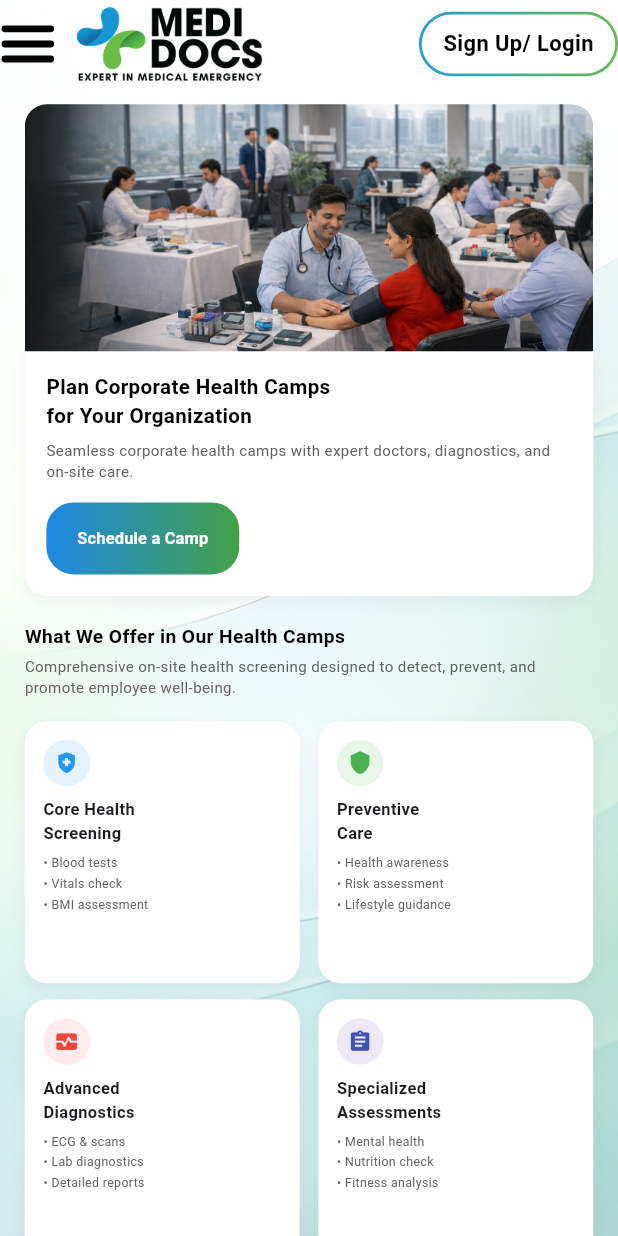
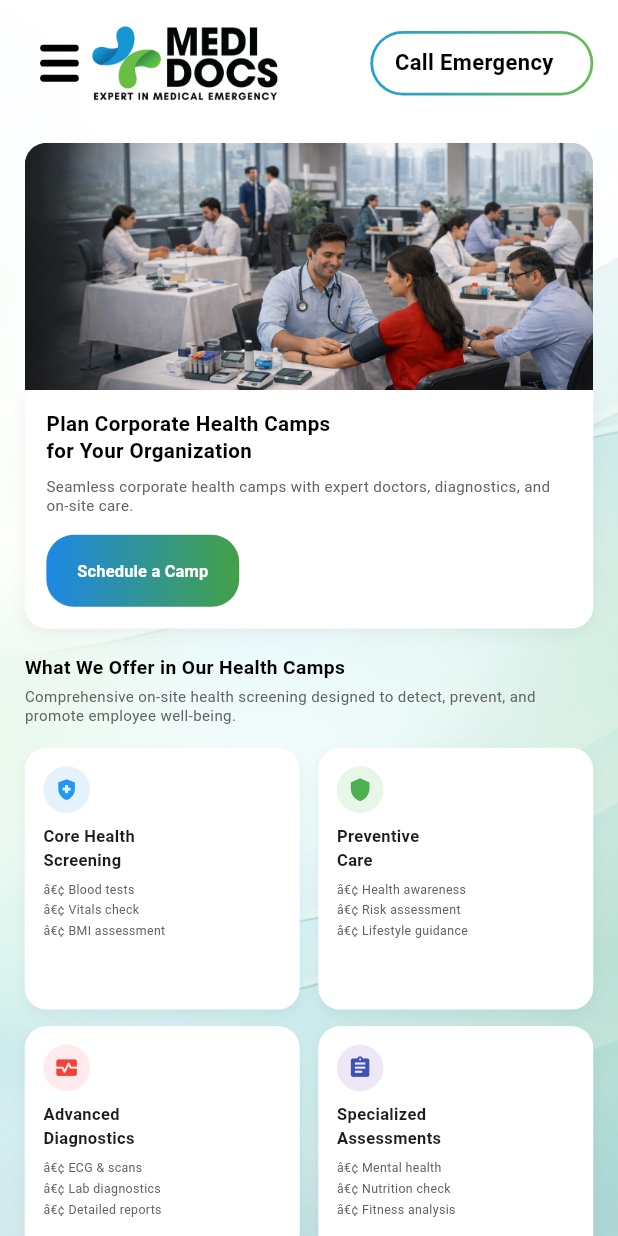
Before and after one commit to Saiyam506/Test_App, a Flutter app: the screen it shows after launch, after a tap on an icon or button, on a phone screen of 412 x 824 dp. Run offline on Flutter 3.47's test engine with Material 3 defaults, Android fonts, the phone set to English and light mode, and no system bars; our stand-ins replace flutter_screenutil, get.

Commit message:
some changes

```diff
--- a/lib/landing_pages/about_us/mob_widgets.dart
+++ b/lib/landing_pages/about_us/mob_widgets.dart
@@ -1,5 +1,6 @@
 import 'package:flutter/material.dart';
 import 'package:flutter_screenutil/flutter_screenutil.dart';
+import 'package:test_app/landing_pages/mob_header.dart';
 
 class InfoCard extends StatelessWidget {
   final IconData icon;
@@ -55,7 +56,7 @@ class InfoCard extends StatelessWidget {
             description,
             style: TextStyle(
               fontSize: 10.5.sp,
-              height: 1.5,
+              height: 1.5.h,
               color: const Color(0xFF475569),
             ),
           ),
@@ -96,3 +97,18 @@ class CityCard extends StatelessWidget {
     );
   }
 }
+
+class PaddedHeader extends StatelessWidget {
+  const PaddedHeader({super.key});
+
+  @override
+  Widget build(BuildContext context) {
+    return Padding(
+      padding: EdgeInsets.symmetric(
+        horizontal: 16.w,
+        vertical: 14.h,
+      ),
+      child: const MobileHeader(),
+    );
+  }
+}
--- a/lib/landing_pages/about_us/page.dart
+++ b/lib/landing_pages/about_us/page.dart
@@ -35,7 +35,7 @@ class DesktopAboutUs extends StatelessWidget {
       body: SingleChildScrollView(
         child: Column(
           children: [
-            // 🔹 WRAP ONLY THIS SECTION
+            // ðŸ”¹ WRAP ONLY THIS SECTION
             Padding(
               padding: EdgeInsets.symmetric(horizontal: 30.w),
               child: Column(
@@ -84,7 +84,7 @@ class DesktopAboutUs extends StatelessWidget {
                               ),
                               SizedBox(height: 10.h),
                               Text(
-                                "At MediDocs, we’re committed to transforming healthcare by connecting patients with trusted providers through seamless digital solutions. Founded with the mission to make healthcare accessible and efficient, we leverage technology to ensure patients receive the care they need anytime, anywhere.",
+                                "At MediDocs, weâ€™re committed to transforming healthcare by connecting patients with trusted providers through seamless digital solutions. Founded with the mission to make healthcare accessible and efficient, we leverage technology to ensure patients receive the care they need anytime, anywhere.",
                                 style: TextStyle(
                                   fontSize: 20.sp,
                                   height: 1.6.h,
--- a/lib/landing_pages/camp/mob_widgets.dart
+++ b/lib/landing_pages/camp/mob_widgets.dart
@@ -1,10 +1,11 @@
 import 'package:flutter/material.dart';
 import 'package:flutter_screenutil/flutter_screenutil.dart';
+import 'package:test_app/landing_pages/mob_header.dart';
 
 class ServiceCard extends StatelessWidget {
   final IconData icon;
   final String title;
-  final List<String> points; // ✅ ADD THIS
+  final List<String> points; // âœ… ADD THIS
   final Color color;
   final Color iconColor;
 
@@ -12,7 +13,7 @@ class ServiceCard extends StatelessWidget {
     super.key,
     required this.icon,
     required this.title,
-    required this.points, // ✅ REQUIRED
+    required this.points, // âœ… REQUIRED
     required this.color,
     required this.iconColor,
   });
@@ -27,7 +28,7 @@ class ServiceCard extends StatelessWidget {
         boxShadow: [
           BoxShadow(
             color: Colors.black.withValues(alpha: 0.05),
-            blurRadius: 8,
+            blurRadius: 8.r,
             offset: const Offset(0, 4),
           ),
         ],
@@ -58,12 +59,12 @@ class ServiceCard extends StatelessWidget {
 
           SizedBox(height: 6.h),
 
-          // 🔹 Points (THIS WAS MISSING)
+          // ðŸ”¹ Points (THIS WAS MISSING)
           ...points.map(
             (point) => Padding(
               padding: EdgeInsets.only(bottom: 2.h),
               child: Text(
-                "• $point",
+                "â€¢ $point",
                 style: TextStyle(
                   fontSize: 9.sp,
                   color: Colors.grey[700],
@@ -108,7 +109,7 @@ class CityInfoCard extends StatelessWidget {
       child: Row(
         crossAxisAlignment: CrossAxisAlignment.start,
         children: [
-          // 🔹 Image
+          // ðŸ”¹ Image
           Image.asset(
             image,
             width: 60.w,
@@ -118,7 +119,7 @@ class CityInfoCard extends StatelessWidget {
 
           SizedBox(width: 12.w),
 
-          // 🔹 Text Content
+          // ðŸ”¹ Text Content
           Expanded(
             child: Column(
               crossAxisAlignment: CrossAxisAlignment.start,
@@ -138,7 +139,7 @@ class CityInfoCard extends StatelessWidget {
                   description,
                   style: TextStyle(
                     fontSize: 11.sp,
-                    height: 1.4,
+                    height: 1.4.h,
                     color: Colors.grey[700],
                   ),
                 ),
@@ -150,3 +151,18 @@ class CityInfoCard extends StatelessWidget {
     );
   }
 }
+
+class PaddedHeader extends StatelessWidget {
+  const PaddedHeader({super.key});
+
+  @override
+  Widget build(BuildContext context) {
+    return Padding(
+      padding: EdgeInsets.symmetric(
+        horizontal: 16.w,
+        vertical: 14.h,
+      ),
+      child: const MobileHeader(),
+    );
+  }
+}
--- a/lib/landing_pages/camp/mobile.dart
+++ b/lib/landing_pages/camp/mobile.dart
@@ -2,8 +2,6 @@ import 'package:flutter/material.dart';
 import 'package:flutter_screenutil/flutter_screenutil.dart';
 import 'package:test_app/landing_pages/camp/mob_widgets.dart';
 import 'package:test_app/landing_pages/home/mob_widgets.dart';
-
-import 'package:test_app/landing_pages/mob_header.dart';
 
 class MobileCamps extends StatelessWidget {
   const MobileCamps({super.key});
@@ -14,7 +12,7 @@ class MobileCamps extends StatelessWidget {
       backgroundColor: Colors.white,
       body: Stack(
         children: [
-          // 🔹 Static Background
+          // ðŸ”¹ Static Background
           Positioned.fill(
             child: Image.asset(
               "assets/company/bg_camps_mobile.png",
@@ -22,11 +20,11 @@ class MobileCamps extends StatelessWidget {
             ),
           ),
 
-          // 🔹 Content
+          // ðŸ”¹ Content
           SingleChildScrollView(
             child: Column(
               children: [
-                const MobileHeader(),
+                const PaddedHeader(),
 
                 SizedBox(height: 12.h),
 
@@ -35,7 +33,7 @@ class MobileCamps extends StatelessWidget {
                   child: Column(
                     crossAxisAlignment: CrossAxisAlignment.start,
                     children: [
-                      // 🔹 Banner Image
+                      // ðŸ”¹ Banner Image
                       ClipRRect(
                         borderRadius: BorderRadius.vertical(
                           top: Radius.circular(16.r),
@@ -48,7 +46,7 @@ class MobileCamps extends StatelessWidget {
                         ),
                       ),
 
-                      // 🔹 Banner Content Card
+                      // ðŸ”¹ Banner Content Card
                       Container(
                         width: double.infinity,
                         padding: EdgeInsets.all(14.w),
@@ -73,7 +71,7 @@ class MobileCamps extends StatelessWidget {
                               style: TextStyle(
                                 fontSize: 15.sp,
                                 fontWeight: FontWeight.bold,
-                                height: 1.4,
+                                height: 1.4.h,
                                 color: Colors.black,
                               ),
                             ),
@@ -84,14 +82,14 @@ class MobileCamps extends StatelessWidget {
                               "Seamless corporate health camps with expert doctors, diagnostics, and on-site care.",
                               style: TextStyle(
                                 fontSize: 11.sp,
-                                height: 1.4,
+                                height: 1.4.h,
                                 color: Colors.grey[700],
                               ),
                             ),
 
                             SizedBox(height: 14.h),
 
-                            // 🔹 Gradient Button
+                            // ðŸ”¹ Gradient Button
                             Container(
                               decoration: BoxDecoration(
                                 gradient: const LinearGradient(
@@ -131,14 +129,14 @@ class MobileCamps extends StatelessWidget {
 
                       SizedBox(height: 20.h),
 
-                      // 🔹 Section Title
+                      // ðŸ”¹ Section Title
                       Text(
                         "What We Offer in Our Health Camps",
                         style: TextStyle(
                           fontSize: 14.sp,
                           fontWeight: FontWeight.bold,
                           color: Colors.black,
-                          height: 1.3,
+                          height: 1.3.h,
                         ),
                       ),
 
@@ -148,14 +146,14 @@ class MobileCamps extends StatelessWidget {
                         "Comprehensive on-site health screening designed to detect, prevent, and promote employee well-being.",
                         style: TextStyle(
                           fontSize: 11.sp,
-                          height: 1.4,
+                          height: 1.4.h,
                           color: Colors.grey[700],
                         ),
                       ),
 
                       SizedBox(height: 16.h),
 
-                      // 🔹 Service Grid
+                      // ðŸ”¹ Service Grid
                       GridView.count(
                         crossAxisCount: 2,
                         shrinkWrap: true,
@@ -224,7 +222,7 @@ class MobileCamps extends StatelessWidget {
 
                       SizedBox(height: 12.h),
 
-                      // 🔹 Phone Row
+                      // ðŸ”¹ Phone Row
                       Row(
                         crossAxisAlignment: CrossAxisAlignment.start,
                         children: [
@@ -253,7 +251,7 @@ class MobileCamps extends StatelessWidget {
 
                       SizedBox(height: 10.h),
 
-                      // 🔹 Address Row
+                      // ðŸ”¹ Address Row
                       Row(
                         crossAxisAlignment: CrossAxisAlignment.start,
                         children: [
@@ -276,7 +274,7 @@ class MobileCamps extends StatelessWidget {
                               style: TextStyle(
                                 fontSize: 12.sp,
                                 color: Colors.grey[800],
-                                height: 1.4,
+                                height: 1.4.h,
                               ),
                             ),
                           ),
--- a/lib/landing_pages/camp/widget.dart
+++ b/lib/landing_pages/camp/widget.dart
@@ -89,7 +89,7 @@ class SectionText extends StatelessWidget {
                 child: Row(
                   crossAxisAlignment: CrossAxisAlignment.start,
                   children: [
-                    /// 🔵 Colored bullet
+                    /// ðŸ”µ Colored bullet
                     Container(
                       margin: EdgeInsets.only(top: 6.h),
                       width: 6.w,
@@ -102,7 +102,7 @@ class SectionText extends StatelessWidget {
 
                     SizedBox(width: 10.w),
 
-                    /// ✨ Styled text
+                    /// âœ¨ Styled text
                     Expanded(
                       child: RichText(
                         text: TextSpan(
@@ -268,7 +268,7 @@ class ServiceBox extends StatelessWidget {
             (point) => Padding(
               padding: EdgeInsets.only(bottom: 6.h),
               child: Text(
-                "• $point",
+                "â€¢ $point",
                 style: TextStyle(
                   fontSize: 14.sp,
                   color: Colors.grey,
--- a/lib/landing_pages/contact_us/mob_widgets.dart
+++ b/lib/landing_pages/contact_us/mob_widgets.dart
@@ -1,5 +1,6 @@
 import 'package:flutter/material.dart';
 import 'package:flutter_screenutil/flutter_screenutil.dart';
+import 'package:test_app/landing_pages/mob_header.dart';
 
 class FeatureCard extends StatelessWidget {
   final IconData icon;
@@ -26,7 +27,7 @@ class FeatureCard extends StatelessWidget {
         boxShadow: [
           BoxShadow(
             color: Colors.black.withAlpha(10),
-            blurRadius: 10,
+            blurRadius: 10.r,
             offset: const Offset(0, 4),
           ),
         ],
@@ -219,3 +220,18 @@ class FAQCard extends StatelessWidget {
     );
   }
 }
+
+class PaddedHeader extends StatelessWidget {
+  const PaddedHeader({super.key});
+
+  @override
+  Widget build(BuildContext context) {
+    return Padding(
+      padding: EdgeInsets.symmetric(
+        horizontal: 16.w,
+        vertical: 14.h,
+      ),
+      child: const MobileHeader(),
+    );
+  }
+}
--- a/lib/landing_pages/contact_us/page.dart
+++ b/lib/landing_pages/contact_us/page.dart
@@ -58,7 +58,7 @@ class DesktopContactUs extends StatelessWidget {
                           ),
                           SizedBox(height: 10.h),
                           Text(
-                            'We’re here to help.',
+                            'Weâ€™re here to help.',
                             style: TextStyle(
                               fontSize: compact ? 24.sp : 28.sp,
                               height: 1.05.h,
@@ -92,7 +92,7 @@ class DesktopContactUs extends StatelessWidget {
                                   crossAxisAlignment: CrossAxisAlignment.start,
                                   children: [
                                     Text(
-                                      'We’re building a smarter, more connected healthcare experience.',
+                                      'Weâ€™re building a smarter, more connected healthcare experience.',
                                       style: TextStyle(
                                         fontSize: 18.sp,
                                         color: Color(0xFF64748B),
@@ -125,7 +125,7 @@ class DesktopContactUs extends StatelessWidget {
                                     ),
                                     SizedBox(height: 2.h),
                                     Text(
-                                      'Fill out the form below and we’ll get back to you shortly.',
+                                      'Fill out the form below and weâ€™ll get back to you shortly.',
                                       style: TextStyle(
                                         fontSize: 18.sp,
                                         color: Color(0xFF64748B),
--- a/lib/landing_pages/footer.dart
+++ b/lib/landing_pages/footer.dart
@@ -207,7 +207,7 @@ class Footer extends StatelessWidget {
           ),
           SizedBox(height: 15.h),
           Text(
-            "© 2026 Medidocs. All rights reserved",
+            "Â© 2026 Medidocs. All rights reserved",
             style: TextStyle(color: Colors.white60),
           ),
         ],
--- a/lib/landing_pages/header.dart
+++ b/lib/landing_pages/header.dart
@@ -54,7 +54,7 @@ class Header extends StatelessWidget {
                       ElevatedButton.icon(
                         onPressed: () {},
                         icon: Icon(Icons.call, size: 18),
-                        label: Text('Call Emergency'),
+                        label: Text('Login / Signup'),
                         style: ElevatedButton.styleFrom(
                           backgroundColor: Colors.red,
                           foregroundColor: Colors.white,
--- a/lib/landing_pages/home/mob_widgets.dart
+++ b/lib/landing_pages/home/mob_widgets.dart
@@ -9,7 +9,7 @@ class MenuIcon extends StatelessWidget {
   @override
   Widget build(BuildContext context) {
     return SizedBox(
-      width: 36.w,
+      width: 25.w,
       child: Column(
         mainAxisSize: MainAxisSize.min,
         children: [
@@ -55,13 +55,19 @@ class SignUpLoginButton extends StatelessWidget {
             color: Colors.white,
             borderRadius: BorderRadius.circular(36.r),
           ),
-          child: Text(
-            'Sign Up/ Login',
-            style: TextStyle(
-              fontSize: 16.sp,
-              fontWeight: FontWeight.w700,
-              color: Colors.black,
-            ),
+          child: Row(
+            mainAxisSize: MainAxisSize.min,
+            children: [
+              Text(
+                'Call Emergency',
+                style: TextStyle(
+                  fontSize: 16.sp,
+                  fontWeight: FontWeight.w700,
+                  color: Colors.black,
+                ),
+              ),
+              SizedBox(width: 10.w),
+            ],
           ),
         ),
       ),
@@ -73,11 +79,13 @@ class MobileServiceData {
   final String title;
   final String subtitle;
   final String imagePath;
+  final VoidCallback onTap;
 
   const MobileServiceData({
     required this.title,
     required this.subtitle,
     required this.imagePath,
+    required this.onTap,
   });
 }
 
@@ -121,8 +129,9 @@ class MobileServiceCard extends StatelessWidget {
               padding: EdgeInsets.fromLTRB(12.w, 10.h, 10.w, 8.h),
               child: Stack(
                 children: [
+                  /// 🔹 TITLE (FIXED)
                   Positioned(
-                    top: 0.h,
+                    top: 3.h,
                     left: 0.w,
                     right: 22.w,
                     child: Text(
@@ -133,12 +142,14 @@ class MobileServiceCard extends StatelessWidget {
                         fontSize: 17.sp,
                         fontWeight: FontWeight.w800,
                         color: Colors.black,
-                        height: 1.0.h,
+                        height: 1.1,
                       ),
                     ),
                   ),
+
+                  /// 🔹 SUBTITLE
                   Positioned(
-                    top: 44.h,
+                    top: 50.h, // slightly adjusted to match new title spacing
                     left: 0.w,
                     right: 22.w,
                     child: Text(
@@ -148,11 +159,13 @@ class MobileServiceCard extends StatelessWidget {
                       style: TextStyle(
                         fontSize: 11.sp,
                         fontWeight: FontWeight.w600,
-                        color: Color(0xFF60708A),
-                        height: 1.1.h,
+                        color: const Color(0xFF60708A),
+                        height: 1.2,
                       ),
                     ),
                   ),
+
+                  /// 🔹 ARROW
                   Positioned(
                     top: 78.h,
                     right: 0.w,
@@ -162,6 +175,8 @@ class MobileServiceCard extends StatelessWidget {
                       color: Colors.black,
                     ),
                   ),
+
+                  /// 🔹 IMAGE
                   Positioned(
                     left: 0.w,
                     right: 0.w,
@@ -451,7 +466,7 @@ class MobileFooter extends StatelessWidget {
           SizedBox(height: 12.h),
           Center(
             child: Text(
-              '© 2026 Medidocs. All rights reserved',
+              'Â© 2026 Medidocs. All rights reserved',
               style: TextStyle(color: Colors.white60, fontSize: 14.sp),
             ),
           ),
--- a/lib/landing_pages/home/mobile.dart
+++ b/lib/landing_pages/home/mobile.dart
@@ -1,6 +1,8 @@
 import 'package:flutter/material.dart';
 import 'package:flutter_screenutil/flutter_screenutil.dart';
+import 'package:test_app/landing_pages/about_us/page.dart';
 import 'package:test_app/landing_pages/camp/mobile.dart';
+import 'package:test_app/landing_pages/contact_us/page.dart';
 import 'package:test_app/landing_pages/mob_header.dart';
 import 'package:test_app/landing_pages/home/mob_widgets.dart';
 
@@ -11,35 +13,62 @@ class MobileHomePage extends StatelessWidget {
   Widget build(BuildContext context) {
     final width = MediaQuery.of(context).size.width;
     final services = <MobileServiceData>[
-      const MobileServiceData(
+      MobileServiceData(
         title: 'Ambulance\nService',
         subtitle: '24/7 emergency support',
         imagePath: 'assets/company/ambulance_button.png',
+        onTap: () {},
       ),
-      const MobileServiceData(
+      MobileServiceData(
         title: 'Doctor\nAppointment',
         subtitle: 'Doctors at your doorstep',
         imagePath: 'assets/company/doctor_checkup_button.png',
+        onTap: () {},
       ),
-      const MobileServiceData(
+      MobileServiceData(
         title: 'Lab and\nDiagnostics',
         subtitle: 'Sample collection at home',
         imagePath: 'assets/company/lab_test_button.png',
+        onTap: () {},
       ),
-      const MobileServiceData(
+      MobileServiceData(
         title: 'Senior Care',
         subtitle: 'Care and support for seniors',
         imagePath: 'assets/company/senior_care_button.png',
+        onTap: () {
+          Navigator.push(
+            context,
+            MaterialPageRoute(
+              builder: (_) => const AboutUsPage(),
+            ),
+          );
+        },
       ),
-      const MobileServiceData(
+      MobileServiceData(
         title: 'Meds\nDelivery',
         subtitle: 'Medicines delivered fast',
         imagePath: 'assets/company/meds_del_button.png',
+        onTap: () {
+          Navigator.push(
+            context,
+            MaterialPageRoute(
+              builder: (_) => const ContactUsPage(),
+            ),
+          );
+        },
       ),
-      const MobileServiceData(
+      MobileServiceData(
         title: 'Medical\nCamp',
         subtitle: 'Health checkups at your workspace',
         imagePath: 'assets/company/medcamp_button.png',
+        onTap: () {
+          Navigator.push(
+            context,
+            MaterialPageRoute(
+              builder: (_) => const MobileCamps(),
+            ),
+          );
+        },
       ),
     ];
 
@@ -57,7 +86,7 @@ class MobileHomePage extends StatelessWidget {
                   children: [
                     const MobileHeader(),
 
-                    SizedBox(height: 16.h),
+                    SizedBox(height: 24.h),
                     Center(
                       child: FittedBox(
                         fit: BoxFit.scaleDown,
@@ -119,16 +148,7 @@ class MobileHomePage extends StatelessWidget {
                                     title: service.title,
                                     subtitle: service.subtitle,
                                     imagePath: service.imagePath,
-                                    onTap: () {
-                                      if (service.title == 'Medical\nCamp') {
-                                        Navigator.push(
-                                          context,
-                                          MaterialPageRoute(
-                                            builder: (_) => const MobileCamps(),
-                                          ),
-                                        );
-                                      }
-                                    },
+                                    onTap: service.onTap,
                                   ),
                                 ),
                               )
--- a/lib/landing_pages/mob_header.dart
+++ b/lib/landing_pages/mob_header.dart
@@ -12,8 +12,11 @@ class MobileHeader extends StatelessWidget {
     return Row(
       crossAxisAlignment: CrossAxisAlignment.center,
       children: [
+        SizedBox(
+          width: 10.w,
+        ),
         const MenuIcon(),
-        SizedBox(width: 10.w),
+        SizedBox(width: 5.w),
         Expanded(
           child: Image.asset(
             'assets/company/logo_with_text.png',
```
Also changed, not shown: lib/landing_pages/about_us/mobile.dart (+8 -10 lines), lib/landing_pages/contact_us/mobile.dart (+12 -14 lines), lib/landing_pages/home/page.dart (+8 -8 lines), lib/landing_pages/mob_footer.dart (+11 -8 lines), lib/landing_pages/about_us/widget.dart (line endings or trailing spaces), lib/landing_pages/camp/page.dart (line endings or trailing spaces), lib/landing_pages/contact_us/widget.dart (line endings or trailing spaces), lib/landing_pages/home/widgets.dart (line endings or trailing spaces).
